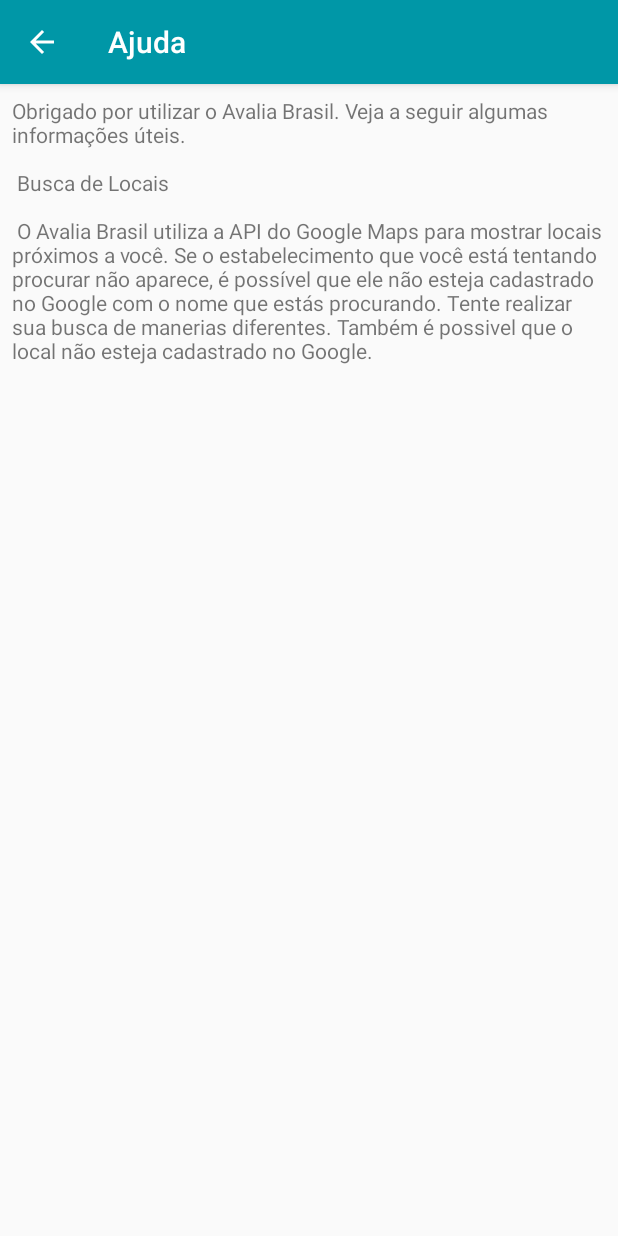
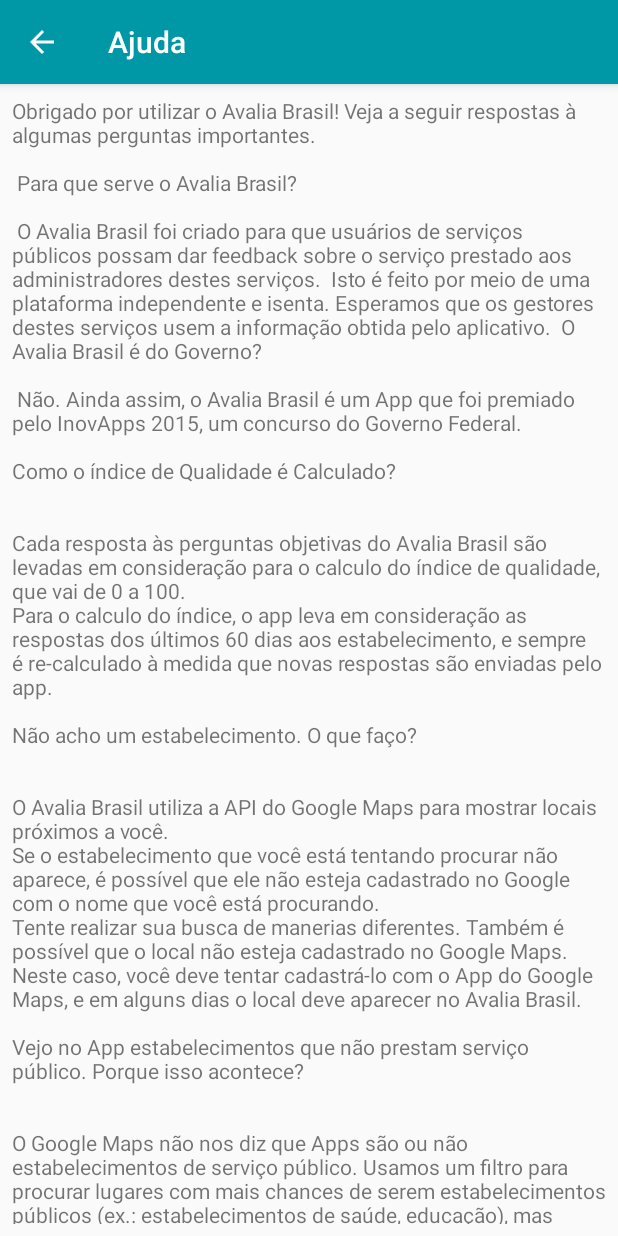
Before and after one commit to avaliabrasil/avalia-brasil, an Android app: the HelpActivity screen opened directly, with no data from a screen before it, on a phone screen of 412 x 824 dp. Run offline under Robolectric (Android 15) with nearby library versions, the light colour scheme and no system bars.

Commit message:
Adding Help Instructions

```diff
--- a/AvaliaBrasil/app/src/main/res/values/string.xml
+++ b/AvaliaBrasil/app/src/main/res/values/string.xml
@@ -114,12 +114,26 @@
 
 
     <string name="help_text">
-        "Obrigado por utilizar o Avalia Brasil. Veja a seguir algumas informações úteis.\n\n"
+"Obrigado por utilizar o Avalia Brasil! Veja a seguir respostas à algumas perguntas importantes.\n\n"
 
-        "Busca de Locais\n\n"
-        "O Avalia Brasil utiliza a API do Google Maps para mostrar locais próximos a você."
-        "Se o estabelecimento que você está tentando procurar não aparece, é possível que ele não esteja cadastrado no Google com o nome que estás procurando."
-        "Tente realizar sua busca de manerias diferentes. Também é possivel que o local não esteja cadastrado no Google. "
+"Para que serve o Avalia Brasil?\n\n"
+"O Avalia Brasil foi criado para que usuários de serviços públicos possam dar feedback sobre o serviço prestado aos administradores destes serviços. "
+"Isto é feito por meio de uma plataforma independente e isenta. Esperamos que os gestores destes serviços usem a informação obtida pelo aplicativo. "
+
+"O Avalia Brasil é do Governo?\n\n"
+"Não. Ainda assim, o Avalia Brasil é um App que foi premiado pelo InovApps 2015, um concurso do Governo Federal.
+
+"Como o índice de Qualidade é Calculado?\n\n"
+"Cada resposta às perguntas objetivas do Avalia Brasil são levadas em consideração para o calculo do índice de qualidade, que vai de 0 a 100."
+"Para o calculo do índice, o app leva em consideração as respostas dos últimos 60 dias aos estabelecimento, e sempre é re-calculado à medida que novas respostas são enviadas pelo app."
+
+"Não acho um estabelecimento. O que faço?\n\n"
+"O Avalia Brasil utiliza a API do Google Maps para mostrar locais próximos a você."
+"Se o estabelecimento que você está tentando procurar não aparece, é possível que ele não esteja cadastrado no Google com o nome que você está procurando."
+"Tente realizar sua busca de manerias diferentes. Também é possível que o local não esteja cadastrado no Google Maps. Neste caso, você deve tentar cadastrá-lo com o App do Google Maps, e em alguns dias o local deve aparecer no Avalia Brasil."
+
+"Vejo no App estabelecimentos que não prestam serviço público. Porque isso acontece?\n\n"
+"O Google Maps não nos diz que Apps são ou não estabelecimentos de serviço público. Usamos um filtro para procurar lugares com mais chances de serem estabelecimentos públicos (ex.: estabelecimentos de saúde, educação), mas mesmo assim isto não garante que apenas apareçam estabelecimentos públicos."
 
     </string>
 
--- a/AvaliaBrasil/build.gradle
+++ b/AvaliaBrasil/build.gradle
@@ -5,7 +5,7 @@
         jcenter()
     }
     dependencies {
-        classpath 'com.android.tools.build:gradle:2.1.0'
+        classpath 'com.android.tools.build:gradle:2.2.0'
         // Adding the google play services rule
 
         // NOTE: Do not place your application dependencies here; they belong
```
Also changed, not shown: AvaliaBrasil/gradle/wrapper/gradle-wrapper.properties, 1 other file.
